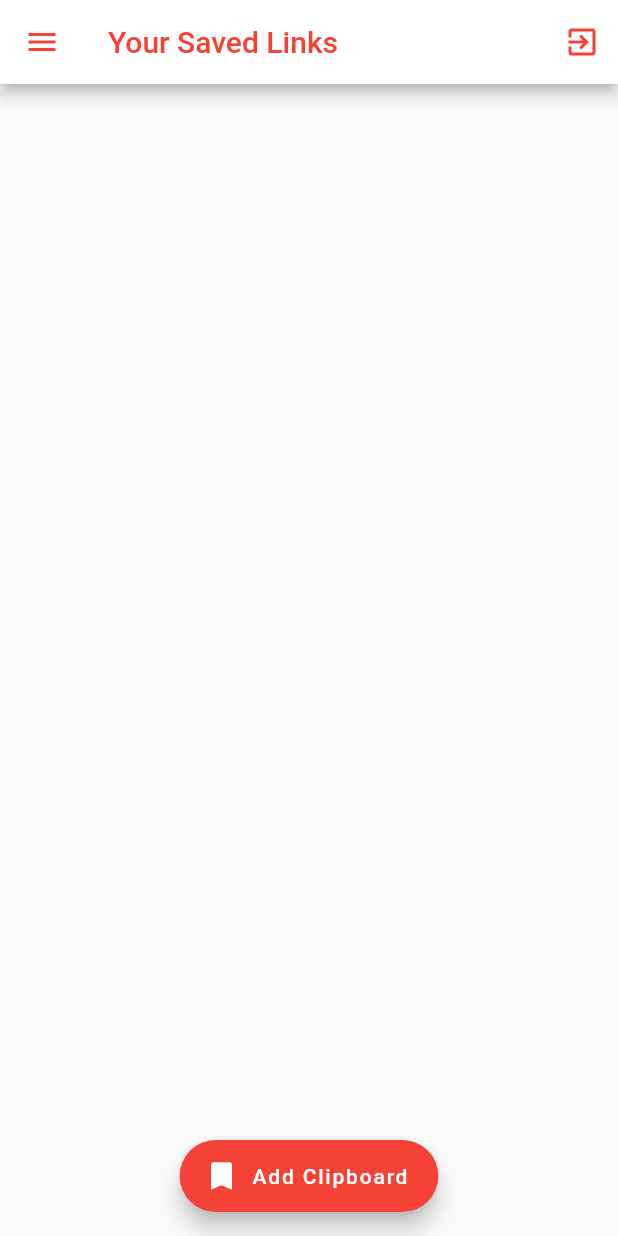
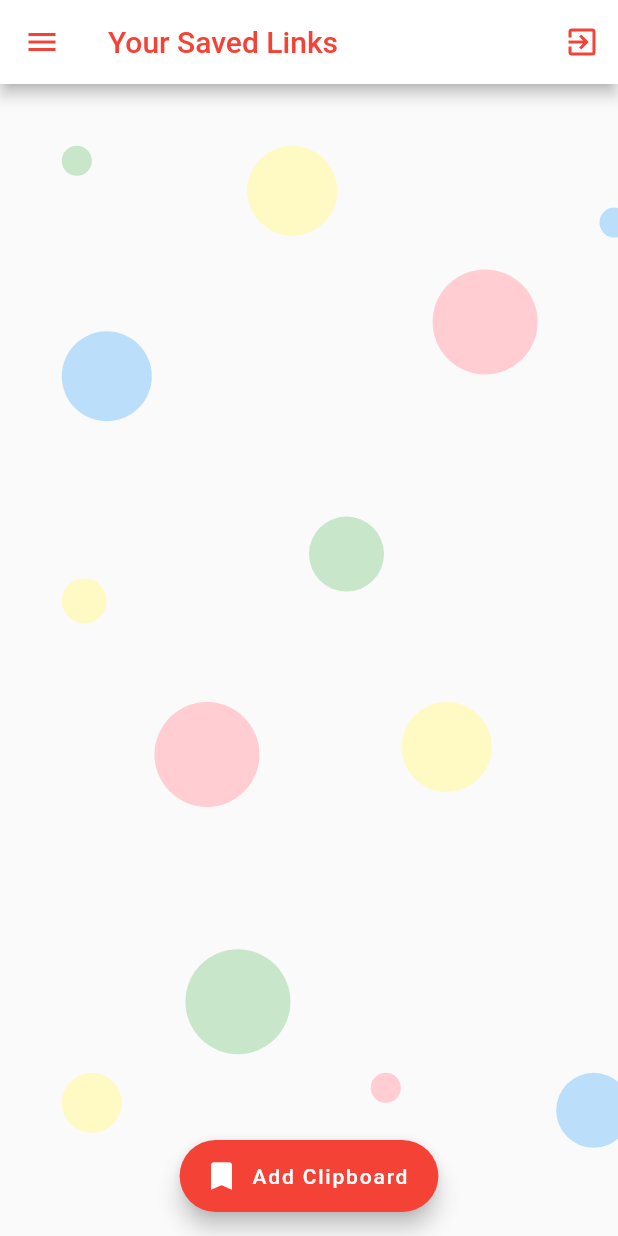
Before and after one commit to Arkangel12/SaveMyCopy, a Flutter app: the screen it shows once a user with an empty profile is signed in, on a phone screen of 412 x 824 dp. Run offline on Flutter 3.47's test engine with Material 2 defaults, Android fonts, the phone set to English and light mode, and no system bars; our stand-ins replace cloud_firestore, firebase_auth, font_awesome_flutter, google_sign_in, rxdart, webview_flutter; missing offline and left inert: clipboard_plugin, flutter_facebook_login; accounts and stored records are empty.

Commit message:
version final

```diff
--- a/lib/src/api/firebaseCalls.dart
+++ b/lib/src/api/firebaseCalls.dart
@@ -12,7 +12,6 @@ class FirebaseCalls {
   final FacebookLogin _facebookLogin = FacebookLogin();
   final FirebaseAuth _auth = FirebaseAuth.instance;
 
-  // final Firestore _db = Firestore.instance;
   final CollectionReference _clipboardRef =
       Firestore.instance.collection('clipboard');
   UserProfile userProfile;
--- a/lib/src/screens/clipboardScreen.dart
+++ b/lib/src/screens/clipboardScreen.dart
@@ -7,6 +7,7 @@ import 'package:clipboard_plugin/clipboard_plugin.dart';
 
 class ClipboardScreen extends StatelessWidget {
   final UserProfile userProfile;
+
   ClipboardScreen({Key key, this.userProfile}) : super(key: key);
 
   static Route<dynamic> route(userProfile) {
@@ -18,6 +19,7 @@ class ClipboardScreen extends StatelessWidget {
   }
 
   final GlobalKey<ScaffoldState> _scaffoldKey = new GlobalKey<ScaffoldState>();
+
   PersistentBottomSheetController controller;
 
   navigateTo(BuildContext context, String url) {
@@ -46,6 +48,8 @@ class ClipboardScreen extends StatelessWidget {
 
   @override
   Widget build(BuildContext context) {
+    final height = MediaQuery.of(context).size.height;
+    final width = MediaQuery.of(context).size.width;
     return Scaffold(
       key: _scaffoldKey,
       appBar: AppBar(
@@ -60,7 +64,113 @@ class ClipboardScreen extends StatelessWidget {
         ],
       ),
       drawer: Drawer(
+        child: buildDrawer(height, width),
+      ),
+      body: StreamBuilder<QuerySnapshot>(
+        stream: firebaseCalls.getMyClipboards(),
+        builder: (BuildContext context, AsyncSnapshot<QuerySnapshot> snapshot) {
+          if (snapshot.hasError) return new Text('Error: ${snapshot.error}');
+          switch (snapshot.connectionState) {
+            case ConnectionState.waiting:
+              return Center(
+                child: CircularProgressIndicator(),
+              );
+            default:
+              return Stack(
+                children: <Widget>[
+                  buildBackGround(height, width),
+                  ListView(
+                    children: snapshot.data.documents.map(
+                      (DocumentSnapshot document) {
+                        Link link = Link.fromJson(document.data);
+                        return Dismissible(
+                          key: Key(document.documentID),
+                          direction: DismissDirection.endToStart,
+                          background: Container(
+                            color: Colors.red,
+                            padding: EdgeInsets.only(right: 20),
+                            child: Icon(
+                              Icons.delete_forever,
+                              color: Colors.white,
+                            ),
+                            alignment: Alignment.centerRight,
+                          ),
+                          onDismissed: (direction) async {
+                            bool removed = await firebaseCalls.deleteClipboard(
+                                id: document.documentID);
+                            if (removed) {
+                              final snackBar = SnackBar(
+                                content: Text('${link.category} removed'),
+                                duration: Duration(milliseconds: 1500),
+                                action: SnackBarAction(
+                                  label: 'Undo',
+                                  onPressed: () {
+                                    firebaseCalls.saveClipboard(
+                                        description: link.category,
+                                        url: link.url);
+                                  },
+                                ),
+                              );
+                              Scaffold.of(context).showSnackBar(snackBar);
+                            }
+                          },
+                          child: InkWell(
+                            onTap: () => navigateTo(context, link.url),
+                            onLongPress: () => copyUrl(context, link.url),
+                            child: Container(
+                              height: 50,
+                              width: MediaQuery.of(context)
+                                  .size
+                                  .width, // Needed to ass Dismissible
+                              margin: EdgeInsets.only(left: 20, top: 10),
                               child: Column(
+                                mainAxisAlignment: MainAxisAlignment.start,
+                                crossAxisAlignment: CrossAxisAlignment.start,
+                                children: <Widget>[
+                                  Text(
+                                    link.category.toUpperCase(),
+                                    style:
+                                        TextStyle(fontWeight: FontWeight.bold),
+                                  ),
+                                  SizedBox(height: 5),
+                                  Text(
+                                    link.url,
+                                    overflow: TextOverflow.fade,
+                                  ),
+                                ],
+                              ),
+                            ),
+                          ),
+                        );
+                      },
+                    ).toList(),
+                  ),
+                ],
+              );
+          }
+        },
+      ),
+      floatingActionButtonLocation: FloatingActionButtonLocation.centerFloat,
+      floatingActionButton: FloatingActionButton.extended(
+        onPressed: () {
+          controller = _scaffoldKey.currentState
+              .showBottomSheet<Null>((BuildContext context) {
+            return AddClipboard(
+              controller: controller,
+            );
+          });
+        },
+        icon: Icon(Icons.bookmark),
+        label: Text('Add Clipboard'),
+      ),
+    );
+  }
+
+  Widget buildDrawer(double height, double width) {
+    return Stack(
+      children: <Widget>[
+        buildBackGround(height, width),
+        Column(
           mainAxisAlignment: MainAxisAlignment.start,
           crossAxisAlignment: CrossAxisAlignment.center,
           children: <Widget>[
@@ -126,98 +236,96 @@ class ClipboardScreen extends StatelessWidget {
               ),
             ),
           ],
-        ),
-      ),
-      body: StreamBuilder<QuerySnapshot>(
-        stream: firebaseCalls.getMyClipboards(),
-        builder: (BuildContext context, AsyncSnapshot<QuerySnapshot> snapshot) {
-          if (snapshot.hasError) return new Text('Error: ${snapshot.error}');
-          switch (snapshot.connectionState) {
-            case ConnectionState.waiting:
-              return Center(
-                child: CircularProgressIndicator(),
+        )
+      ],
     );
-            default:
-              return ListView(
-                children: snapshot.data.documents.map(
-                  (DocumentSnapshot document) {
-                    Link link = Link.fromJson(document.data);
-                    return Dismissible(
-                      key: Key(document.documentID),
-                      direction: DismissDirection.endToStart,
-                      background: Container(
-                        color: Colors.red,
-                        padding: EdgeInsets.only(right: 20),
-                        child: Icon(
-                          Icons.delete_forever,
-                          color: Colors.white,
-                        ),
-                        alignment: Alignment.centerRight,
-                      ),
-                      onDismissed: (direction) async {
-                        bool removed = await firebaseCalls.deleteClipboard(
-                            id: document.documentID);
-                        if (removed) {
-                          final snackBar = SnackBar(
-                            content: Text('${link.category} removed'),
-                            duration: Duration(milliseconds: 1500),
-                            action: SnackBarAction(
-                              label: 'Undo',
-                              onPressed: () {
-                                firebaseCalls.saveClipboard(
-                                    description: link.category, url: link.url);
-                              },
-                            ),
-                          );
-                          Scaffold.of(context).showSnackBar(snackBar);
   }
-                      },
-                      child: InkWell(
-                        onTap: () => navigateTo(context, link.url),
-                        onLongPress: () => copyUrl(context, link.url),
+
+  Positioned buildCircle({double top, double left, double diameter, MaterialColor color}) {
+    return Positioned(
+      top: top,
+      left: left,
       child: Container(
-                          height: 50,
-                          width: MediaQuery.of(context)
-                              .size
-                              .width, // Necesario al agregar el widget Dismissible
-                          margin: EdgeInsets.only(left: 20, top: 10),
-                          child: Column(
-                            mainAxisAlignment: MainAxisAlignment.start,
-                            crossAxisAlignment: CrossAxisAlignment.start,
-                            children: <Widget>[
-                              Text(
-                                link.category.toUpperCase(),
-                                style: TextStyle(fontWeight: FontWeight.bold),
-                              ),
-                              SizedBox(height: 5),
-                              Text(
-                                link.url,
-                                overflow: TextOverflow.fade,
-                              ),
-                            ],
-                          ),
+        width: diameter,
+        height: diameter,
+        decoration: BoxDecoration(
+          shape: BoxShape.circle,
+          color: color[100],
         ),
       ),
     );
-                  },
-                ).toList(),
-              );
   }
-        },
-      ),
-      floatingActionButtonLocation: FloatingActionButtonLocation.centerFloat,
-      floatingActionButton: FloatingActionButton.extended(
-        onPressed: () {
-          controller = _scaffoldKey.currentState
-              .showBottomSheet<Null>((BuildContext context) {
-            return AddClipboard(
-              controller: controller,
-            );
-          });
-        },
-        icon: Icon(Icons.bookmark),
-        label: Text('Add Clipboard'),
-      ),
+
+  Widget buildBackGround(double height, double width) {
+    return Stack(
+      fit: StackFit.expand,
+      children: <Widget>[
+        buildCircle(
+            top: height * .05,
+            left: width * .1,
+            diameter: 20,
+            color: Colors.green),
+        buildCircle(
+            top: height * .1,
+            left: width * .97,
+            diameter: 20,
+            color: Colors.blue),
+        buildCircle(
+            top: height * .05,
+            left: width * .4,
+            diameter: 60,
+            color: Colors.yellow),
+        buildCircle(
+            top: height * .5,
+            left: width * .25,
+            diameter: 70,
+            color: Colors.red),
+        buildCircle(
+            top: height * .2,
+            left: width * .1,
+            diameter: 60,
+            color: Colors.blue),
+        buildCircle(
+            top: height * .7,
+            left: width * .3,
+            diameter: 70,
+            color: Colors.green),
+        buildCircle(
+            top: height * .15,
+            left: width * .7,
+            diameter: 70,
+            color: Colors.red),
+        buildCircle(
+            top: height * .35,
+            left: width * .5,
+            diameter: 50,
+            color: Colors.green),
+        buildCircle(
+            top: height * .8,
+            left: width * .9,
+            diameter: 50,
+            color: Colors.blue),
+        buildCircle(
+            top: height * .5,
+            left: width * .65,
+            diameter: 60,
+            color: Colors.yellow),
+        buildCircle(
+            top: height * .8,
+            left: width * .6,
+            diameter: 20,
+            color: Colors.red),
+        buildCircle(
+            top: height * .8,
+            left: width * .1,
+            diameter: 40,
+            color: Colors.yellow),
+        buildCircle(
+            top: height * .4,
+            left: width * .1,
+            diameter: 30,
+            color: Colors.yellow),
+      ],
     );
   }
 }
```
Lines whose indentation alone changed are shown as unchanged.
